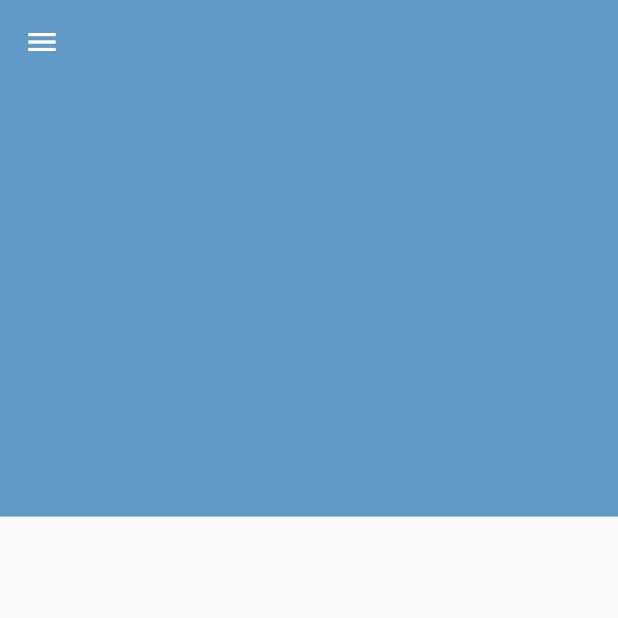
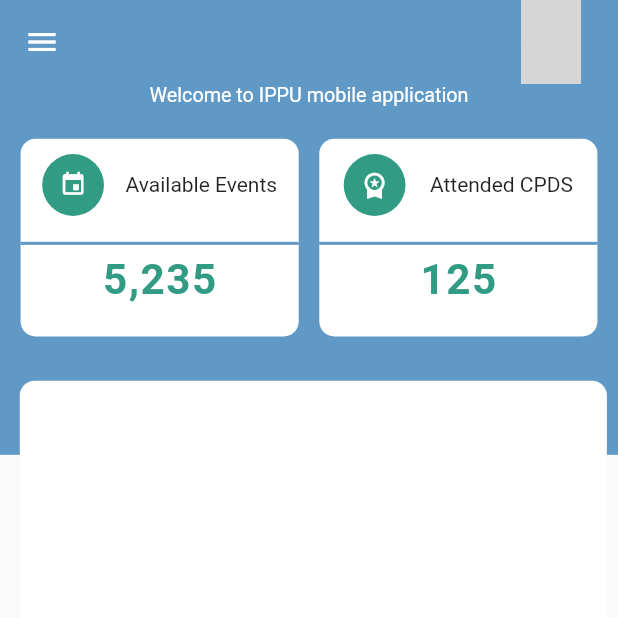
Before and after one commit to ampaignitious/ippu, a Flutter app: the HomeScreen screen opened directly, on a phone screen of 412 x 824 dp, the top half of it. Run offline on Flutter 3.47's test engine with Material 2 defaults, Android fonts, the phone set to English and light mode, and no system bars; grey boxes are pictures that could not be loaded.

Commit message:
working on the home screen finished the drawer login register and splash screens

```diff
--- a/lib/Screens/DefaultScreen.dart
+++ b/lib/Screens/DefaultScreen.dart
@@ -38,10 +38,10 @@
   Widget build(BuildContext context) {
     final size =MediaQuery.of(context).size;
     return Scaffold(
-      drawer:Drawer(
-        width: size.width*0.8,
-        child: DrawerWidget(),
-      ),
+      // drawer:Drawer(
+      //   width: size.width*0.8,
+      //   child: DrawerWidget(),
+      // ),
 
       body: Page[_selectedIndex],
       bottomNavigationBar: BottomNavigationBar(
--- a/lib/Screens/HomeScreen.dart
+++ b/lib/Screens/HomeScreen.dart
@@ -1,5 +1,6 @@
 import 'package:flutter/material.dart';
 import 'package:ippu/Widgets/DrawerWidget/DrawerWidget.dart';
+import 'package:ippu/Widgets/HomeScreenWidgets/FirstDisplaySection.dart';
 
 class HomeScreen extends StatefulWidget {
   const HomeScreen({super.key});
@@ -20,6 +21,15 @@
       appBar: AppBar(
               // leading: Icon(Icons.menu),
         backgroundColor: Color.fromARGB(210, 63, 131, 187),
+        actions: [
+          Padding(
+            padding: EdgeInsets.only(right: size.width*0.06),
+            child: CircleAvatar(
+              backgroundImage: AssetImage('assets/image9.png'),
+              backgroundColor: Colors.white,
+            ),
+          )
+        ],
         title: Column(
           children: [
             // Text("Sales Trackers and Monitoring App", style: TextStyle(fontSize: size.height*0.019),),
@@ -30,14 +40,8 @@
       ),
       body: Column(
         children: [
-          Container(
-            height: size.height*0.35,
-            width: size.width*1,
-            decoration: BoxDecoration(
-              color: Color.fromARGB(210, 63, 131, 187),
-            ),
-          )
-        ],
+          FirstDisplaySection(),
+         ],
       ),
     );
   }
--- a/lib/Widgets/AuthenticationWidgets/RegisterScreen.dart
+++ b/lib/Widgets/AuthenticationWidgets/RegisterScreen.dart
@@ -1,4 +1,5 @@
 import 'package:flutter/material.dart';
+import 'package:ippu/Screens/DefaultScreen.dart';
 import 'package:ippu/Screens/IppuTermsOfUse.dart';
 import 'package:ippu/Widgets/AuthenticationWidgets/LoginScreen.dart';
 
@@ -28,6 +29,9 @@
       print('Password: $_password');
       print('Confirm Password: $_confirmPassword');
       print('Account Type: $_selectedAccountType');
+      Navigator.push(context, MaterialPageRoute(builder: (context){
+        return DefaultScreen();
+      }));
     }
   }
 
--- /dev/null
+++ b/lib/Widgets/HomeScreenWidgets/FirstDisplaySection.dart
@@ -0,0 +1,126 @@
+import 'package:flutter/material.dart';
+
+class FirstDisplaySection extends StatefulWidget {
+  const FirstDisplaySection({super.key});
+
+  @override
+  State<FirstDisplaySection> createState() => _FirstDisplaySectionState();
+}
+
+class _FirstDisplaySectionState extends State<FirstDisplaySection> {
+  @override
+  Widget build(BuildContext context) {
+    final size = MediaQuery.of(context).size;
+    return  Stack(
+      children: [
+
+        Container(
+                height: size.height*0.30,
+                width: size.width*1,
+                decoration: BoxDecoration(
+                  color: Color.fromARGB(210, 63, 131, 187),
+                ),
+                child: Column(
+                  children: [
+                    Text("Welcome to IPPU mobile application", style: TextStyle(color: Colors.white, fontSize: size.height*0.016),),
+                    SizedBox(height: size.height*0.026,),
+                    Row(
+                      mainAxisAlignment: MainAxisAlignment.spaceEvenly,
+                      children: [
+                        // the home screen section displays ( available events)
+                    Container(
+                    height: size.height*0.16,
+                    width: size.width*0.45,
+                    decoration: BoxDecoration(
+                      borderRadius: BorderRadius.circular(10),
+                      color: Colors.white,
+                    ),
+                    child: Column(
+                      children: [
+                        // the row displaying icon and text
+                        Row(
+                          mainAxisAlignment: MainAxisAlignment.spaceEvenly,
+                          children: [
+                            // container containing the event icon
+                            Container(
+                    height: size.height*0.075,
+                    width: size.width*0.10,
+                    decoration: BoxDecoration(
+                      shape: BoxShape.circle,
+                      color: Color.fromARGB(255, 50, 155, 132),
+                    ),
+                    child: Icon(Icons.event, color: Colors.white,
+                    size: size.height*0.022,
+                    ),
+                    ),
+                    Text("Available Events")
+                          ],
+                        ),
+                        // end of the row section
+                        Divider(
+                          thickness: 2,
+                          color: Color.fromARGB(210, 63, 131, 187),
+                        ),
+                    Center(child: Text("5,235", style: TextStyle(fontSize: size.height*0.0342, fontWeight: FontWeight.bold, color: Color.fromARGB(255, 50, 155, 132), letterSpacing: 1),))
+                      ],
+                    ),
+                    ),
+                    // attend CPD
+                                   Container(
+                    height: size.height*0.16,
+                    width: size.width*0.45,
+                    decoration: BoxDecoration(
+                      borderRadius: BorderRadius.circular(10),
+                      color: Colors.white,
+                    ),
+                    child: Column(
+                      children: [
+                        // the row displaying icon and text
+                        Row(
+                          mainAxisAlignment: MainAxisAlignment.spaceEvenly,
+                          children: [
+                            // container containing the event icon
+                            Container(
+                    height: size.height*0.075,
+                    width: size.width*0.10,
+                    decoration: BoxDecoration(
+                      shape: BoxShape.circle,
+                      color: Color.fromARGB(255, 50, 155, 132),
+                    ),
+                    child: Icon(
+                      Icons.workspace_premium, color: Colors.white,
+                      size: size.height*0.024,
+                      ),
+                    ),
+                    Text("Attended CPDS")
+                          ],
+                        ),
+                        // end of the row section
+                        Divider(
+                          thickness: 2,
+                          color: Color.fromARGB(210, 63, 131, 187),
+                        ),
+                    Center(child: Text("125", style: TextStyle(fontSize: size.height*0.0342, fontWeight: FontWeight.bold, color: Color.fromARGB(255, 50, 155, 132),letterSpacing: 1),))
+                      ],
+                    ),
+                    ),
+                      ],
+                    ),
+                  ],
+                ),
+              ),
+                      //
+        Container(
+          margin: EdgeInsets.only(top: size.height*0.24, left: size.width*0.032 ),
+                    height: size.height*0.56,
+                    width: size.width*0.95,
+                    decoration: BoxDecoration(
+                      borderRadius: BorderRadius.circular(10),
+                      color: Colors.white,
+                    )),
+        //
+      ],
+    )
+        ;
+  }
+}
--- a/lib/Widgets/UserGuideWidgets/FirstSplashScreen.dart
+++ b/lib/Widgets/UserGuideWidgets/FirstSplashScreen.dart
@@ -1,4 +1,5 @@
 import 'package:flutter/material.dart';
+import 'package:ippu/Widgets/AuthenticationWidgets/LoginScreen.dart';
 
 import 'SecondSplashScreen.dart';
 
@@ -24,9 +25,16 @@
               mainAxisAlignment: MainAxisAlignment.spaceBetween,
               children: [
                 Text(''),
-                Padding(
-                  padding: EdgeInsets.only(right: size.width*0.05),
-                  child: Text("skip", style: TextStyle(fontSize: size.height*0.025, color: Colors.blue, fontWeight: FontWeight.bold),),
+                InkWell(
+                  onTap: (){
+                    Navigator.push(context, MaterialPageRoute(builder: (context){
+                      return LoginScreen();
+                    }));
+                  },
+                  child: Padding(
+                    padding: EdgeInsets.only(right: size.width*0.05),
+                    child: Text("skip", style: TextStyle(fontSize: size.height*0.025, color: Colors.blue, fontWeight: FontWeight.bold),),
+                  ),
                 )
               ],
             ),
@@ -43,7 +51,7 @@
               SizedBox(
               height: size.height*0.048,
             ),
-            Text("Discovery about IPPU", style: TextStyle(fontSize: size.height*0.044, fontWeight: FontWeight.bold,color: Colors.lightBlue),),
+            Text("Discover about IPPU", style: TextStyle(letterSpacing: 1,fontSize: size.height*0.044, fontWeight: FontWeight.bold,color: Colors.lightBlue), ),
             SizedBox(
               height: size.height*0.015,
             ),
@@ -62,7 +70,7 @@
                   mainAxisAlignment: MainAxisAlignment.spaceEvenly,
                   children: [
                     Container(
-                      margin: EdgeInsets.only(left: size.width*0.048),
+                      margin: EdgeInsets.only(left: size.width*0.084),
                       height: size.height*0.052,
                       width: size.width*0.062,
                       decoration: BoxDecoration(
--- a/lib/Widgets/UserGuideWidgets/SecondSplashScreen.dart
+++ b/lib/Widgets/UserGuideWidgets/SecondSplashScreen.dart
@@ -1,4 +1,5 @@
 import 'package:flutter/material.dart';
+import 'package:ippu/Widgets/AuthenticationWidgets/LoginScreen.dart';
 import 'package:ippu/Widgets/UserGuideWidgets/ThirdSplashScreen.dart';
 
 class SecondSplashScreen extends StatefulWidget {
@@ -23,9 +24,16 @@
               mainAxisAlignment: MainAxisAlignment.spaceBetween,
               children: [
                 Text(''),
-                Padding(
-                  padding: EdgeInsets.only(right: size.width*0.05),
-                  child: Text("skip", style: TextStyle(fontSize: size.height*0.025, color: Colors.blue, fontWeight: FontWeight.bold),),
+                InkWell(
+                  onTap: (){
+                    Navigator.push(context, MaterialPageRoute(builder: (context){
+                      return LoginScreen();
+                    }));
+                  },
+                  child: Padding(
+                    padding: EdgeInsets.only(right: size.width*0.05),
+                    child: Text("skip", style: TextStyle(fontSize: size.height*0.025, color: Colors.blue, fontWeight: FontWeight.bold),),
+                  ),
                 )
               ],
             ),
--- a/lib/Widgets/UserGuideWidgets/ThirdSplashScreen.dart
+++ b/lib/Widgets/UserGuideWidgets/ThirdSplashScreen.dart
@@ -1,4 +1,5 @@
 import 'package:flutter/material.dart';
+import 'package:ippu/Widgets/AuthenticationWidgets/LoginScreen.dart';
 import 'package:ippu/Widgets/AuthenticationWidgets/RegisterScreen.dart';
 
 class ThirdSplashScreen extends StatefulWidget {
@@ -23,9 +24,16 @@
               mainAxisAlignment: MainAxisAlignment.spaceBetween,
               children: [
                 Text(''),
-                Padding(
-                  padding: EdgeInsets.only(right: size.width*0.05),
-                  child: Text("skip", style: TextStyle(fontSize: size.height*0.025, color: Colors.blue, fontWeight: FontWeight.bold),),
+                InkWell(
+                  onTap: (){
+                    Navigator.push(context, MaterialPageRoute(builder: (context){
+                      return LoginScreen();
+                    }));
+                  },
+                  child: Padding(
+                    padding: EdgeInsets.only(right: size.width*0.05),
+                    child: Text("skip", style: TextStyle(fontSize: size.height*0.025, color: Colors.blue, fontWeight: FontWeight.bold),),
+                  ),
                 )
               ],
             ),
```
Also changed, not shown: 1 other file.
